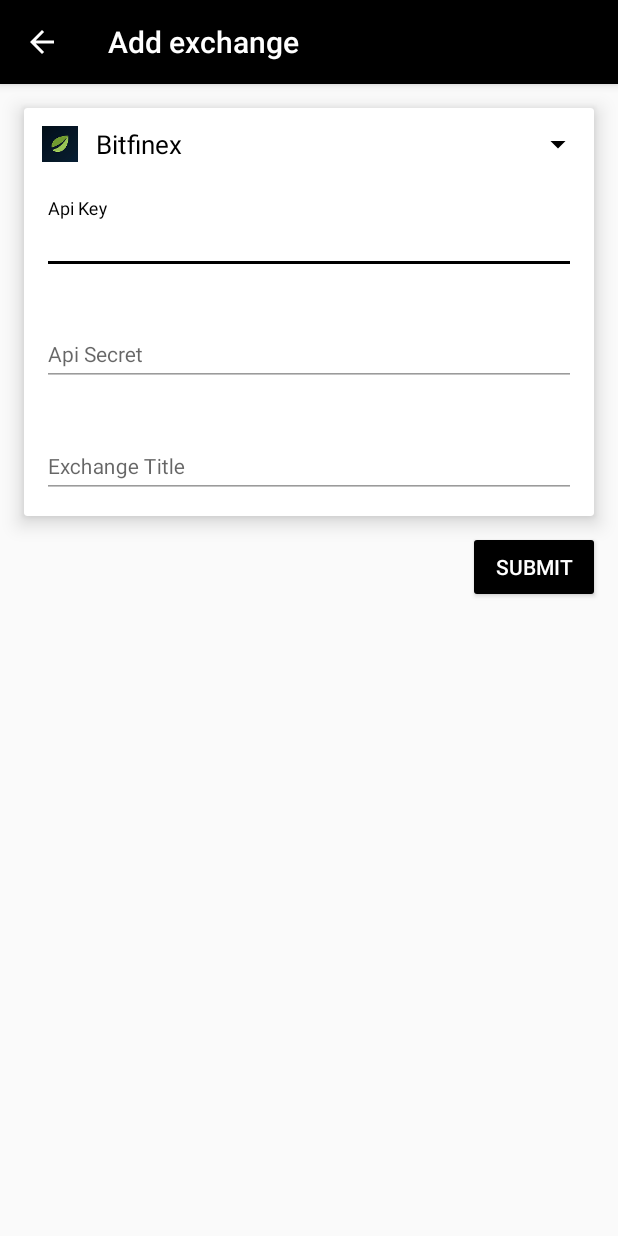
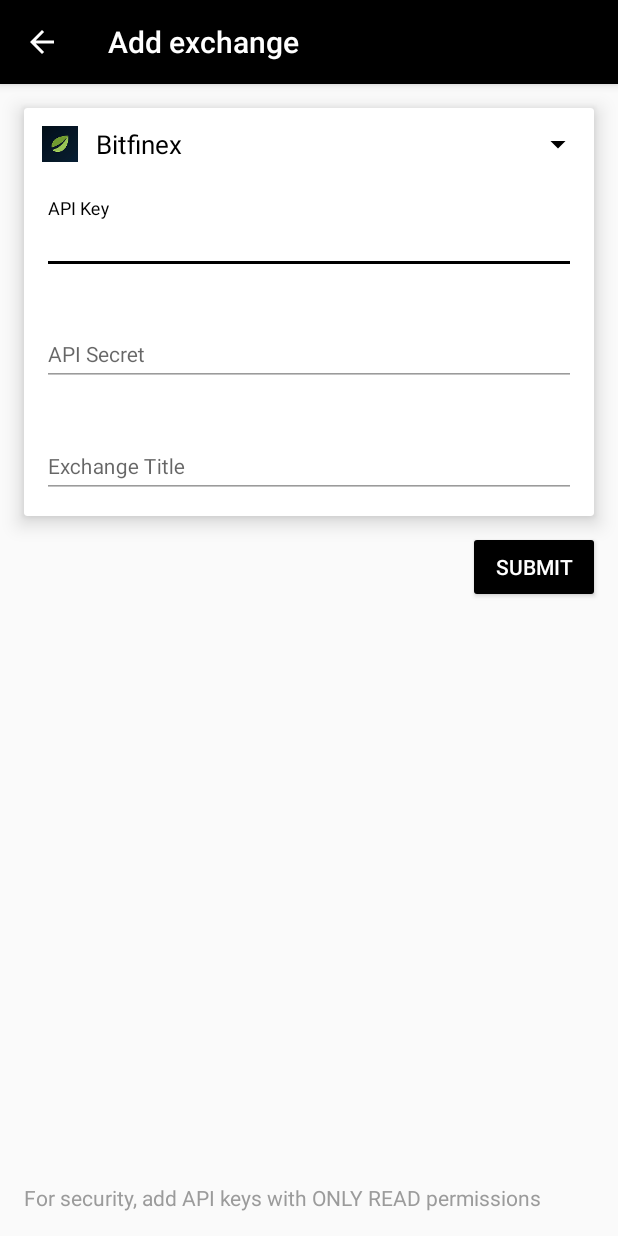
Before and after one commit to NikitaZhelonkin/CoinBalance, an Android app: the AddExchangeActivity screen opened directly, with no data from a screen before it, on a phone screen of 412 x 824 dp. Run offline under Robolectric (Android 15) with nearby library versions, the phone set to English and light mode, and no system bars; our stand-ins replace ButterKnife, Dagger/Hilt's generated code, Room's generated code, RxJava; libraries missing offline, so code that uses them is left out: com.yandex.metrica, retrofit2.converter.jackson.

Commit message:
Add exchange warning

```diff
--- a/app/src/main/res/layout/activity_add_exchange.xml
+++ b/app/src/main/res/layout/activity_add_exchange.xml
@@ -157,5 +157,13 @@
         android:text="@string/submit"
         android:textColor="@android:color/white" />
 
+    <ru.nikitazhelonkin.coinbalance.ui.widget.TFTextView
+        android:layout_width="match_parent"
+        android:gravity="bottom"
+        android:layout_margin="16dp"
+        android:text="@string/exchange_add_warning"
+        android:textColor="@color/colorTextSecondary"
+        android:layout_height="match_parent" />
+
 
 </LinearLayout>
--- a/app/src/main/res/values/strings.xml
+++ b/app/src/main/res/values/strings.xml
@@ -40,8 +40,9 @@
     <string name="wallet_public_address">Wallet Public Address</string>
     <string name="wallet_name">Wallet Name</string>
     <string name="exchange_title">Exchange Title</string>
-    <string name="exchange_api_key">Api Key</string>
-    <string name="exchange_api_secret">Api Secret</string>
+    <string name="exchange_api_key">API Key</string>
+    <string name="exchange_api_secret">API Secret</string>
+    <string name="exchange_add_warning">For security, add API keys with ONLY READ permissions</string>
     <string name="dialog_delete_wallet_message">Delete wallet?</string>
     <string name="dialog_delete_exchange_message">Delete exchange?</string>
     <string name="wallet_empty_message">No wallets available</string>
```
